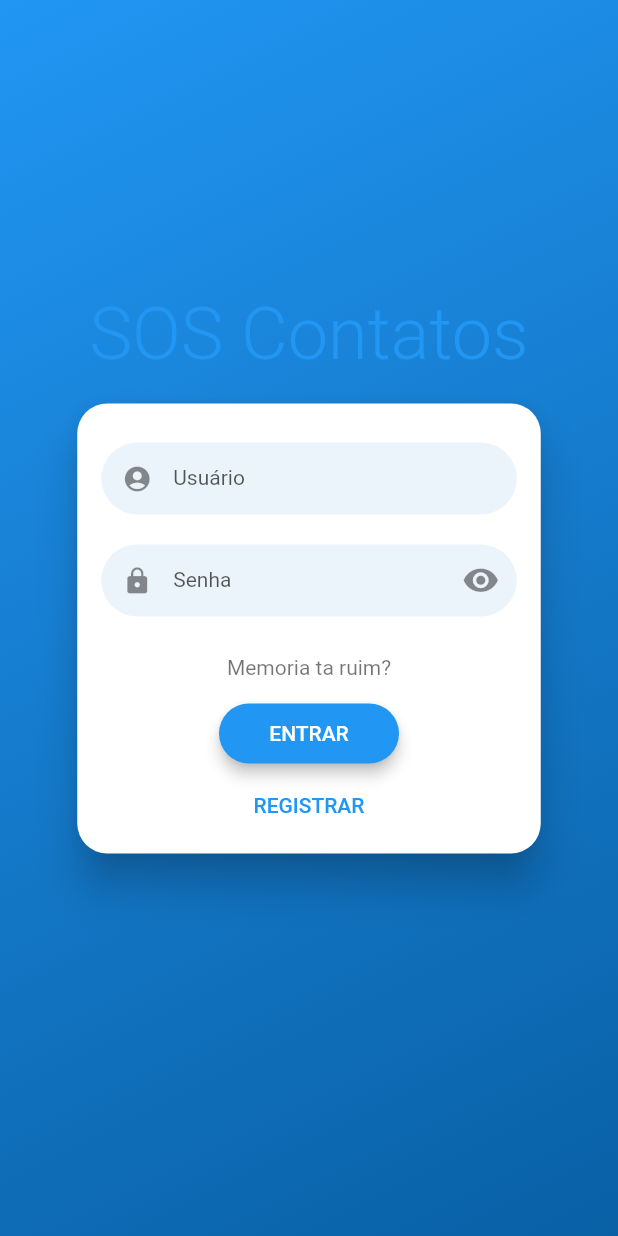
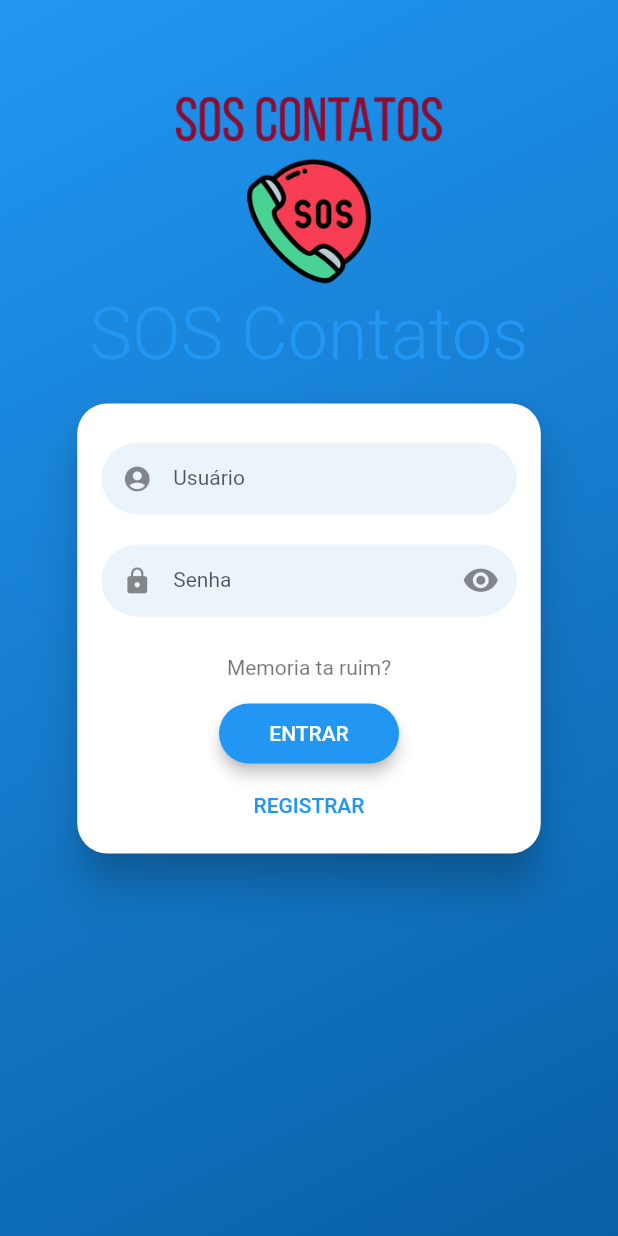
Before and after one commit to castelojb/5Contacts, a Flutter app: the screen it shows after launch, on a phone screen of 412 x 824 dp. Run offline on Flutter 3.47's test engine with Material 2 defaults, Android fonts, the phone set to English and light mode, and no system bars; drawn by our look-alikes of flutter_login; our stand-ins replace contacts_service, permission_handler, shared_preferences; Roboto replaces fonts that are missing (NotoSans, OpenSans).

Commit message:
add some beautfull changes

```diff
--- a/lib/main.dart
+++ b/lib/main.dart
@@ -7,6 +7,7 @@ class MyApp extends StatelessWidget {
   @override
   Widget build(BuildContext context) {
     return MaterialApp(
+      debugShowCheckedModeBanner: false,
       title: 'Login Demo',
       theme: ThemeData(
         //primarySwatch: Colors.deepPurple,
--- a/lib/widgets/log_in.dart
+++ b/lib/widgets/log_in.dart
@@ -94,7 +94,7 @@ class LoginScreen extends StatelessWidget {
     return FlutterLogin(
 
       title: 'SOS Contatos',
-      //logo: 'assets/images/ecorp.png',
+      logo: 'images/icon.png',
       onLogin:  _authUser,
       onSignup: _createUser,
       onSubmitAnimationCompleted: () {
--- a/lib/widgets/main_screan.dart
+++ b/lib/widgets/main_screan.dart
@@ -14,6 +14,7 @@ class SOSscrean extends StatelessWidget {
   @override
   Widget build(BuildContext context) {
     return MaterialApp(
+      debugShowCheckedModeBanner: false,
       title: 'S.O.S Contatos',
       theme: ThemeData(
 
--- a/pubspec.yaml
+++ b/pubspec.yaml
@@ -36,6 +36,7 @@ dependencies:
   # Use with the CupertinoIcons class for iOS style icons.
   cupertino_icons: ^1.0.1
 
+
 dev_dependencies:
   flutter_test:
     sdk: flutter
@@ -54,8 +55,8 @@ flutter:
   uses-material-design: true
 
   # To add assets to your application, add an assets section, like this:
-  # assets:
-  #   - images/a_dot_burr.jpeg
+  assets:
+    - "images/icon.png"
   #   - images/a_dot_ham.jpeg
 
   # An image asset can refer to one or more resolution-specific "variants", see
```
Also changed, not shown: images/icon.png (added), pubspec.lock.
